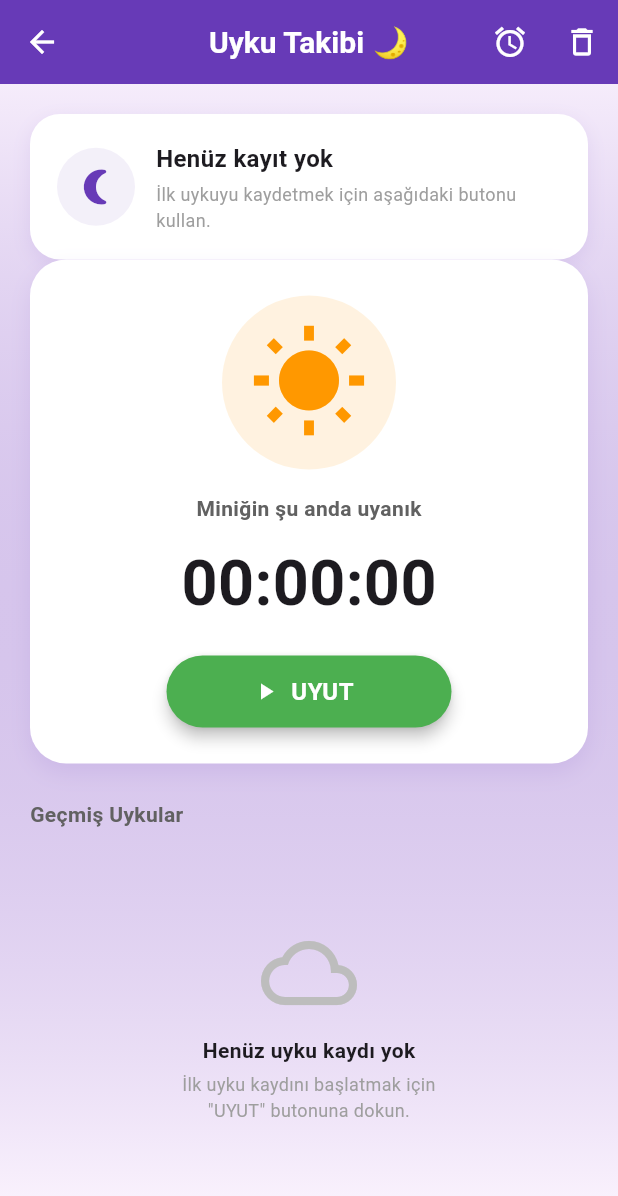
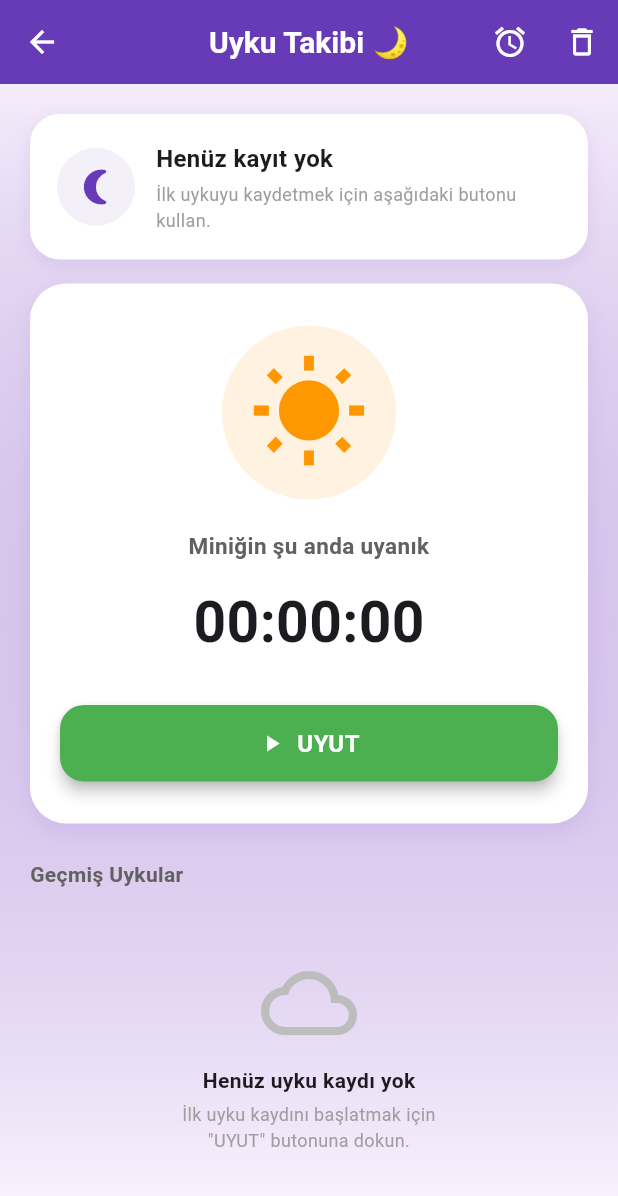
Before and after one commit to gkrarkn/Baby_Tracker, a Flutter app: the SleepPage screen opened directly, on a phone screen of 412 x 824 dp. Shown: the top 1196 px of the screen. Run offline on Flutter 3.47's test engine with Material 3 defaults, Android fonts, the light colour scheme and no system bars; our stand-ins replace audioplayers, fl_chart, flutter_local_notifications, flutter_svg, shared_preferences, timezone; accounts and stored records are empty.

Commit message:
Improve sleep timer card layout and spacing

```diff
--- a/lib/Pages/sleep_page.dart
+++ b/lib/Pages/sleep_page.dart
@@ -367,8 +367,9 @@ class _SleepPageState extends State<SleepPage> {
   // --- Widget: Timer Kartı ve Buton ---
   Widget _buildTimerCard(Color mainColor) {
     return Container(
+      margin: const EdgeInsets.only(top: 16),
+      padding: const EdgeInsets.symmetric(vertical: 28, horizontal: 20),
       width: double.infinity,
-      padding: const EdgeInsets.symmetric(vertical: 24, horizontal: 18),
       decoration: BoxDecoration(
         color: Colors.white,
         borderRadius: BorderRadius.circular(24),
@@ -381,6 +382,8 @@ class _SleepPageState extends State<SleepPage> {
         ],
       ),
       child: Column(
+        mainAxisSize: MainAxisSize.min,
+        crossAxisAlignment: CrossAxisAlignment.center,
         children: [
           // İkon
           Container(
@@ -393,39 +396,41 @@ class _SleepPageState extends State<SleepPage> {
             ),
             child: _buildStateIcon(),
           ),
-          const SizedBox(height: 16),
+
+          const SizedBox(height: 20),
 
           // Durum etiketi
           Text(
             isSleeping ? "Miniğin şu anda uyuyor" : "Miniğin şu anda uyanık",
             style: TextStyle(
-              fontSize: 14,
+              fontSize: 15,
               color: isSleeping ? mainColor : Colors.grey.shade700,
               fontWeight: FontWeight.w600,
             ),
+            textAlign: TextAlign.center,
           ),
 
-          const SizedBox(height: 10),
+          const SizedBox(height: 14),
 
           // Süre
           Text(
             elapsedTime,
-            style: const TextStyle(fontSize: 42, fontWeight: FontWeight.bold),
+            style: const TextStyle(fontSize: 38, fontWeight: FontWeight.bold),
           ),
 
-          const SizedBox(height: 18),
+          const SizedBox(height: 28),
 
-          // Buton
+          // Buton – tam genişlik
           SizedBox(
-            width: 190,
-            height: 48,
+            width: double.infinity,
             child: ElevatedButton.icon(
               onPressed: _toggleSleep,
               style: ElevatedButton.styleFrom(
+                padding: const EdgeInsets.symmetric(vertical: 14),
                 backgroundColor: isSleeping ? Colors.redAccent : Colors.green,
                 foregroundColor: Colors.white,
                 shape: RoundedRectangleBorder(
-                  borderRadius: BorderRadius.circular(30),
+                  borderRadius: BorderRadius.circular(16),
                 ),
                 elevation: 4,
               ),
```
Also changed, not shown: 1 other file.
